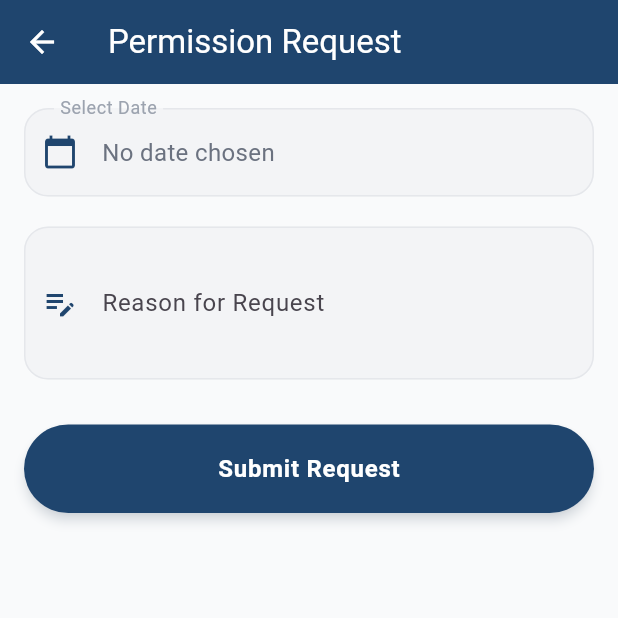
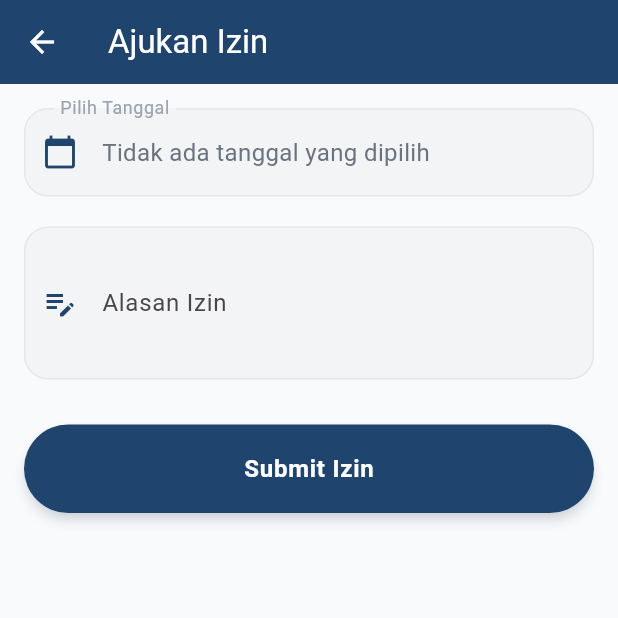
Before and after one commit to FarahAzhari/clockin_app, a Flutter app: the RequestScreen screen opened by its route, on a phone screen of 412 x 824 dp, the top half of it. Run offline on Flutter 3.47's test engine with Material 3 defaults, Android fonts, the phone set to English and light mode, and no system bars; our stand-ins replace fl_chart, geocoding, geolocator, image_picker, shared_preferences; accounts and stored records are empty.

Commit message:
CHANGE: Language into Indonesian in Request Screen

```diff
--- a/lib/screens/attendance/request_screen.dart
+++ b/lib/screens/attendance/request_screen.dart
@@ -130,7 +130,7 @@ class _RequestScreenState extends State<RequestScreen> {
     return Scaffold(
       backgroundColor: AppColors.background,
       appBar: AppBar(
-        title: const Text('Permission Request'),
+        title: const Text('Ajukan Izin'),
         backgroundColor: AppColors.primary,
         foregroundColor: Colors.white,
       ),
@@ -141,21 +141,20 @@ class _RequestScreenState extends State<RequestScreen> {
           children: [
             // Date Picker using CustomDateInputField
             CustomDateInputField(
-              labelText: 'Select Date',
+              labelText: 'Pilih Tanggal',
               icon: Icons.calendar_today,
               selectedDate: _selectedDate,
               onTap: () => _selectDate(context),
-              hintText: 'No date chosen', // Optional hint text
+              hintText: 'Tidak ada tanggal yang dipilih', // Optional hint text
             ),
             const SizedBox(height: 20),
 
             // Reason Text Field using CustomInputField
             CustomInputField(
               controller: _reasonController,
-              labelText:
-                  'Reason for Request', // This becomes the floating label
+              labelText: 'Alasan Izin', // This becomes the floating label
               hintText:
-                  'e.g., Annual leave, sick leave, personal matters', // This remains the hint text inside the field
+                  'Sakit, Urusan Pribadi', // This remains the hint text inside the field
               icon: Icons.edit_note,
               maxLines: 3, // Allow multiline input
               keyboardType:
@@ -181,7 +180,7 @@ class _RequestScreenState extends State<RequestScreen> {
                     child: CircularProgressIndicator(color: AppColors.primary),
                   )
                 : PrimaryButton(
-                    label: 'Submit Request',
+                    label: 'Submit Izin',
                     onPressed: _submitRequest,
                   ),
           ],
```
